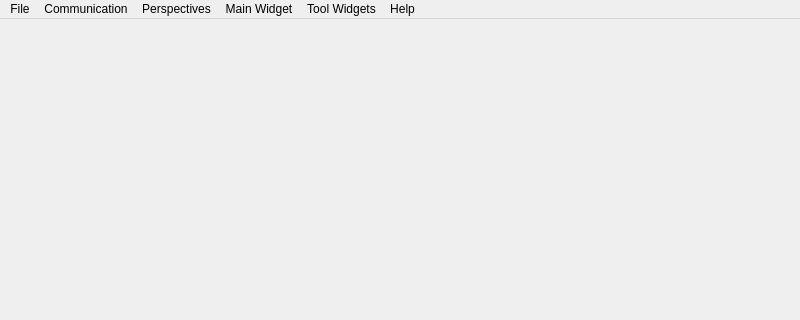
Qt form src/ui/MainWindow.ui (mavlink/qgroundcontrol) before a commit; both pictures show x 0 to 800 and y 0 to 320 of the 800 by 500 pixel window.
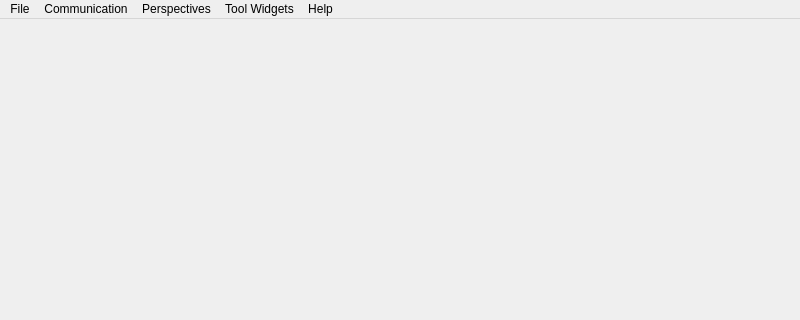
The same form after that commit. Icons and pictures are not drawn.

Commit message: Main widget menu redundancy removed

```diff
--- a/src/ui/MainWindow.ui
+++ b/src/ui/MainWindow.ui
@@ -115,15 +115,9 @@
     <addaction name="actionFullscreen"/>
     <addaction name="actionNormal"/>
    </widget>
-   <widget class="QMenu" name="menuMain">
-    <property name="title">
-     <string>Main Widget</string>
-    </property>
-   </widget>
    <addaction name="menuMGround"/>
    <addaction name="menuNetwork"/>
    <addaction name="menuPerspectives"/>
-   <addaction name="menuMain"/>
    <addaction name="menuTools"/>
    <addaction name="menuHelp"/>
   </widget>
```
The commit also changes 1 other file.
